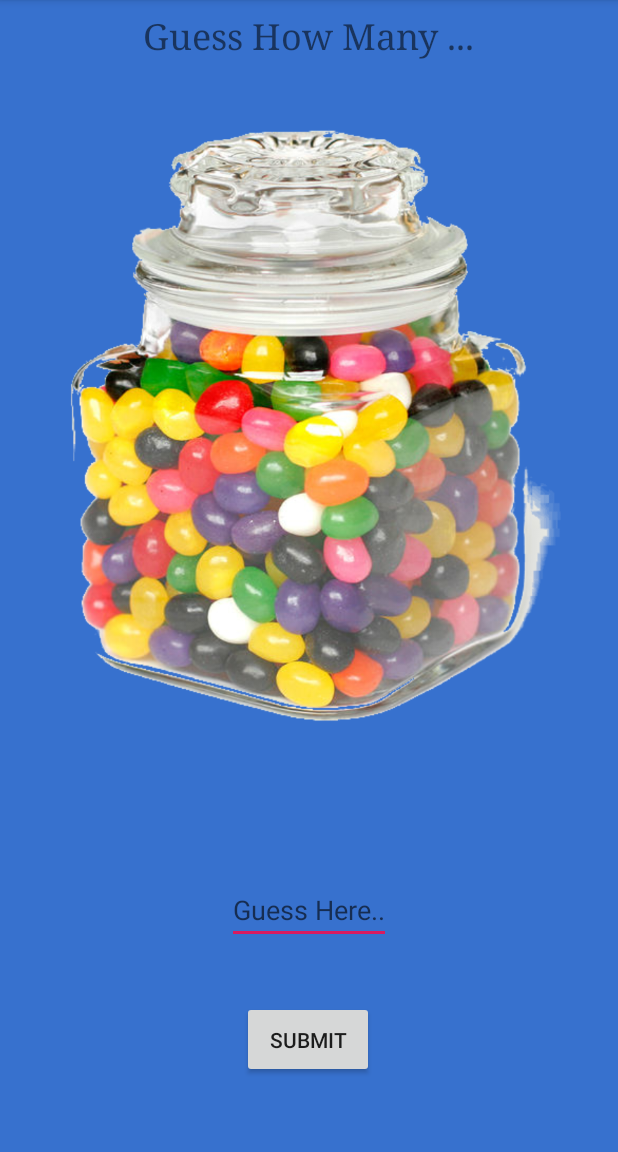
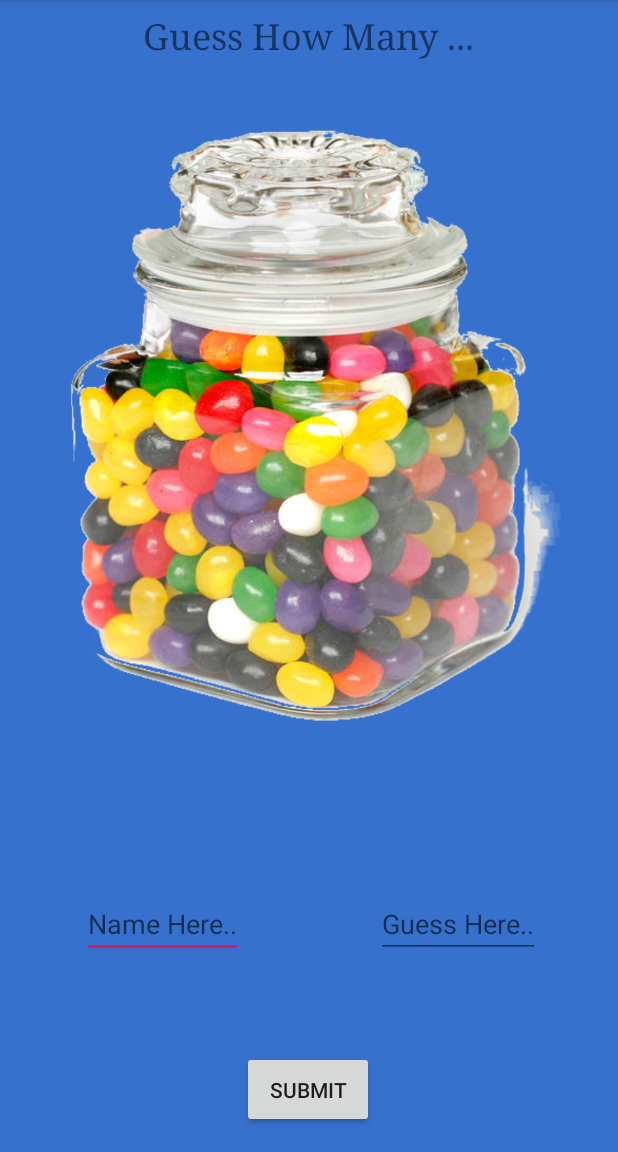
Before and after one commit to robertianburton/cs441-6, an Android app: the screen it shows after launch (MainActivity), on a phone screen of 412 x 824 dp, the part 84-1236 px from its top. Run offline under Robolectric (Android 15) with nearby library versions, the phone set to English and light mode, and no system bars; our stand-ins replace Volley.

Commit message:
Final Commit

```diff
--- a/app/src/main/res/layout/activity_main.xml
+++ b/app/src/main/res/layout/activity_main.xml
@@ -32,8 +32,61 @@
         app:layout_constraintVertical_bias="0.097"
         app:srcCompat="@drawable/jelly_bean_jar" />
 
+    <Button
+        android:id="@+id/button"
+        android:layout_width="wrap_content"
+        android:layout_height="51dp"
+        android:layout_marginStart="8dp"
+        android:layout_marginLeft="8dp"
+        android:layout_marginEnd="8dp"
+        android:layout_marginRight="8dp"
+        android:layout_marginBottom="8dp"
+        android:text="submit"
+        app:layout_constraintBottom_toBottomOf="parent"
+        app:layout_constraintEnd_toEndOf="parent"
+        app:layout_constraintHorizontal_bias="0.498"
+        app:layout_constraintStart_toStartOf="parent" />
+
+    <LinearLayout
+        android:layout_width="397dp"
+        android:layout_height="93dp"
+        android:layout_marginStart="8dp"
+        android:layout_marginLeft="8dp"
+        android:layout_marginTop="8dp"
+        android:layout_marginEnd="8dp"
+        android:layout_marginRight="8dp"
+        android:layout_marginBottom="2dp"
+        android:orientation="horizontal"
+        android:padding="2dp"
+        app:layout_constraintBottom_toTopOf="@+id/button"
+        app:layout_constraintEnd_toEndOf="parent"
+        app:layout_constraintStart_toStartOf="parent"
+        app:layout_constraintTop_toBottomOf="@+id/imageView">
+
         <android.support.design.widget.TextInputLayout
             android:id="@+id/textInputLayout"
+            android:layout_width="181dp"
+            android:layout_height="wrap_content"
+            android:layout_marginStart="8dp"
+            android:layout_marginLeft="8dp"
+            android:layout_marginTop="8dp"
+            android:layout_marginEnd="8dp"
+            android:layout_marginRight="8dp"
+            app:layout_constraintBottom_toTopOf="@+id/button"
+            app:layout_constraintEnd_toEndOf="parent"
+            app:layout_constraintStart_toStartOf="parent"
+            app:layout_constraintTop_toBottomOf="@+id/imageView">
+
+            <android.support.design.widget.TextInputEditText
+                android:id="@+id/NameField"
+                android:layout_width="wrap_content"
+                android:layout_height="match_parent"
+                android:layout_gravity="center" />
+
+        </android.support.design.widget.TextInputLayout>
+
+        <android.support.design.widget.TextInputLayout
+            android:id="@+id/textInputLayout2"
             android:layout_width="match_parent"
             android:layout_height="wrap_content"
             android:layout_marginStart="8dp"
@@ -51,24 +104,8 @@
                 android:layout_width="wrap_content"
                 android:layout_height="match_parent"
                 android:layout_gravity="center" />
+
         </android.support.design.widget.TextInputLayout>
-
-    <Button
-        android:id="@+id/button"
-        android:layout_width="wrap_content"
-        android:layout_height="51dp"
-        android:layout_marginStart="8dp"
-        android:layout_marginLeft="8dp"
-        android:layout_marginTop="4dp"
-        android:layout_marginEnd="8dp"
-        android:layout_marginRight="8dp"
-        android:layout_marginBottom="8dp"
-        android:text="submit"
-        app:layout_constraintBottom_toBottomOf="parent"
-        app:layout_constraintEnd_toEndOf="parent"
-        app:layout_constraintHorizontal_bias="0.498"
-        app:layout_constraintStart_toStartOf="parent"
-        app:layout_constraintTop_toBottomOf="@+id/textInputLayout"
-        app:layout_constraintVertical_bias="0.0" />
+    </LinearLayout>
 
 </android.support.constraint.ConstraintLayout>
--- a/app/src/main/res/values/colors.xml
+++ b/app/src/main/res/values/colors.xml
@@ -4,5 +4,5 @@
     <color name="colorPrimaryDark">#00574B</color>
     <color name="colorAccent">#D81B60</color>
     <color name="colorBack">#3771ce</color>>
-    <color name="colorAns">#960000</color>
+    <color name="colorAns">#FFFFFF</color>
 </resources>
```
Also changed, not shown: app/src/main/java/com/example/crowdcounter/MainActivity.java (+57 -3 lines), app/src/main/res/layout/answer.xml (+19 -4 lines), app/src/main/res/drawable/planton_yelling_correct.png (added). Lines whose indentation alone changed are shown as unchanged.
